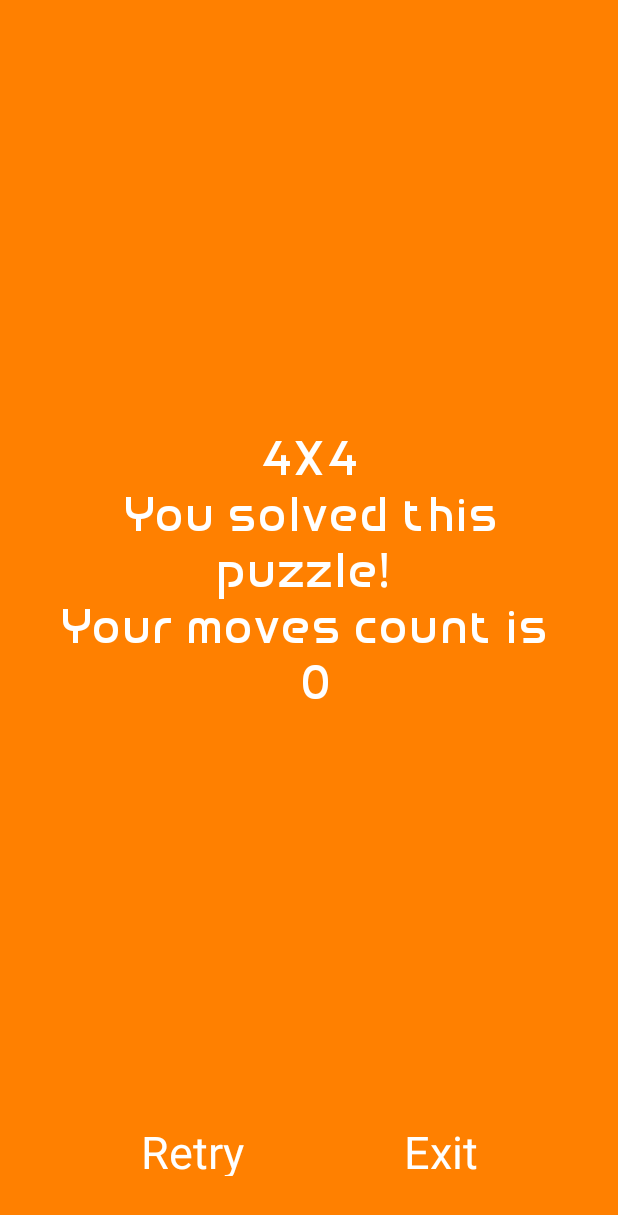
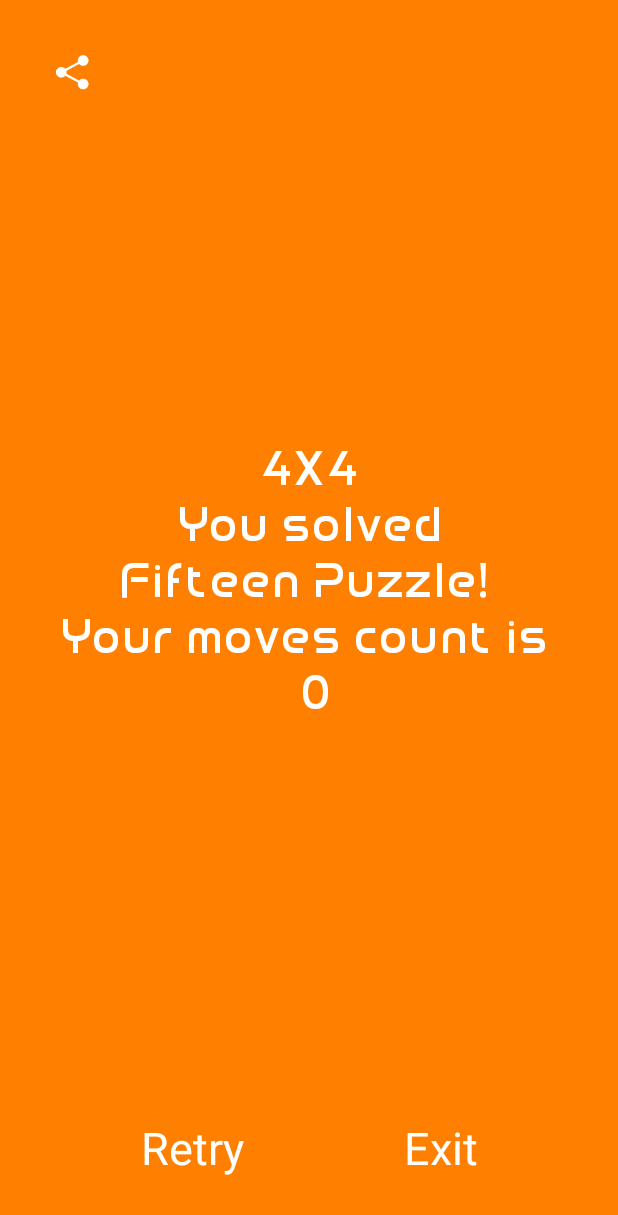
Before and after one commit to Kolodyazhniy/FifteenPuzzle, an Android app: the WinActivity screen opened directly, with no data from a screen before it, on a phone screen of 412 x 824 dp. Shown: the top 1215 px of the screen. Run offline under Robolectric (Android 15) with nearby library versions, the phone set to English and light mode, and no system bars.

Commit message:
Added sharing of results

```diff
--- a/app/src/main/java/ua/bringoff/developer/fifteenpuzzle/WinActivity.java
+++ b/app/src/main/java/ua/bringoff/developer/fifteenpuzzle/WinActivity.java
@@ -2,16 +2,26 @@ package ua.bringoff.developer.fifteenpuzzle;
 
 import android.app.Activity;
 import android.content.Intent;
+import android.graphics.Bitmap;
+import android.graphics.Canvas;
 import android.graphics.Typeface;
 import android.media.AudioManager;
 import android.media.MediaPlayer;
 import android.media.SoundPool;
+import android.net.Uri;
 import android.os.Bundle;
+import android.os.Environment;
 import android.view.KeyEvent;
 import android.view.View;
 import android.widget.Button;
 import android.widget.LinearLayout;
 import android.widget.TextView;
+
+import java.io.ByteArrayOutputStream;
+import java.io.File;
+import java.io.FileOutputStream;
+import java.io.IOException;
+import java.net.URI;
 
 public class WinActivity extends Activity {
 
@@ -19,8 +29,12 @@ public class WinActivity extends Activity {
 
     Button btnExit;
     Button btnRetry;
+    Button btnShare;
+
+    TextView tvWin;
 
     LinearLayout mLayout;
+    LinearLayout llResult;
 
     MediaPlayer mediaPlayer;
 
@@ -37,13 +51,42 @@ public class WinActivity extends Activity {
 
         mLayout = (LinearLayout) findViewById(R.id.win_layout);
         mLayout.setBackgroundColor(COLOR);
+        llResult = (LinearLayout) findViewById(R.id.result_layout);
 
         int moves = getIntent().getIntExtra(GameBoardActivity.MOVES_EXTRA, 0);
 
-        TextView tvWin = (TextView) findViewById(R.id.win_text);
+        tvWin = (TextView) findViewById(R.id.win_text);
         tvWin.setText(PrefsManager.getFieldSize() + "X" + PrefsManager.getFieldSize() + "\n" + getResources().getString(R.string.win) + " " + moves);
         Typeface typeface = Typeface.createFromAsset(getAssets(), "fonts/DROID.TTF");
         tvWin.setTypeface(typeface);
+
+        btnShare = (Button) findViewById(R.id.share_button);
+        btnShare.setOnClickListener(new View.OnClickListener() {
+            @Override
+            public void onClick(View v) {
+                Bitmap imageResult = Bitmap.createBitmap(llResult.getWidth(), llResult.getHeight(), Bitmap.Config.ARGB_8888);
+                llResult.draw(new Canvas(imageResult));
+
+                Intent shareIntent = new Intent();
+                shareIntent.setAction(Intent.ACTION_SEND);
+                shareIntent.setType("image/png");
+
+                ByteArrayOutputStream bytes = new ByteArrayOutputStream();
+                imageResult.compress(Bitmap.CompressFormat.PNG, 100, bytes);
+                File file = null;
+                try {
+                    file = File.createTempFile("sharedImage", ".png", getExternalCacheDir());
+                    file.createNewFile();
+                    FileOutputStream fo = new FileOutputStream(file);
+                    fo.write(bytes.toByteArray());
+                } catch (IOException e) {
+                    e.printStackTrace();
+                }
+
+                shareIntent.putExtra(Intent.EXTRA_STREAM, Uri.fromFile(file));
+                startActivity(Intent.createChooser(shareIntent, "Share Image"));
+            }
+        });
 
         btnExit = (Button) findViewById(R.id.exit_button);
 
@@ -69,8 +112,12 @@ public class WinActivity extends Activity {
     @Override
     protected void onPause() {
         super.onPause();
-        mediaPlayer.stop();
-        mediaPlayer.release();
+        if (mediaPlayer != null) {
+           if (mediaPlayer.isPlaying()){
+                mediaPlayer.stop();
+            }
+            mediaPlayer.release();
+        }
     }
 
     @Override
@@ -81,6 +128,7 @@ public class WinActivity extends Activity {
         mLayout.setBackgroundColor(COLOR);
         btnExit.setBackgroundColor(COLOR);
         btnRetry.setBackgroundColor(COLOR);
+        llResult.setBackgroundColor(COLOR);
 
         if (PrefsManager.isPlayingSounds()) {
             mediaPlayer = MediaPlayer.create(this, R.raw.win);
--- a/app/src/main/res/layout/activity_win.xml
+++ b/app/src/main/res/layout/activity_win.xml
@@ -8,6 +8,17 @@
 	android:padding="32dp"
 	tools:context="ua.bringoff.developer.fifteenpuzzle.WinActivity">
 
+	<Button
+		android:id="@+id/share_button"
+		android:layout_width="wrap_content"
+		android:layout_height="wrap_content"
+		android:background="@drawable/ic_action_share"/>
+
+	<LinearLayout
+		android:id="@+id/result_layout"
+		android:layout_width="match_parent"
+		android:layout_height="match_parent"
+		android:layout_weight="4">
 	<TextView
 		android:id="@+id/win_text"
 		android:text="@string/win"
@@ -16,8 +27,8 @@
 		android:gravity="center"
 		android:layout_gravity="center_horizontal"
 		android:layout_width="match_parent"
-		android:layout_height="match_parent"
-		android:layout_weight="4"/>
+		android:layout_height="match_parent"/>
+	</LinearLayout>
 
 	<LinearLayout
 		android:layout_width="match_parent"
@@ -33,6 +44,7 @@
 			android:textColor="@android:color/white"
 			android:textSize="@dimen/button_font_size"
 			android:text="@string/retry"
+			android:layout_margin="@dimen/activity_horizontal_margin"
 			android:layout_weight="1"
 			android:background="@color/orange_cool"/>
 
@@ -42,6 +54,7 @@
 			android:layout_height="64dp"
 			android:textSize="@dimen/button_font_size"
 			android:text="@string/exit"
+			android:layout_margin="@dimen/activity_horizontal_margin"
 			android:textColor="@android:color/white"
 			android:background="@color/orange_cool"
 			android:layout_weight="1"/>
--- a/app/src/main/res/values/strings.xml
+++ b/app/src/main/res/values/strings.xml
@@ -10,7 +10,7 @@
     <string name="new_game">New Game</string>
     <string name="about">About</string>
     <string name="title_activity_win">WinActivity</string>
-    <string name="win">You solved this puzzle! \nYour moves count is \n </string>
+    <string name="win">You solved\nFifteen Puzzle! \nYour moves count is \n </string>
     <string name="only_moves_word"> moves!</string>
     <string name="retry">Retry</string>
     <string name="exit">Exit</string>
```
Also changed, not shown: app/src/main/res/drawable-hdpi/ic_action_share.png (added), app/src/main/res/drawable-mdpi/ic_action_share.png (added), app/src/main/res/drawable-xhdpi/ic_action_share.png (added), 2 other files.
